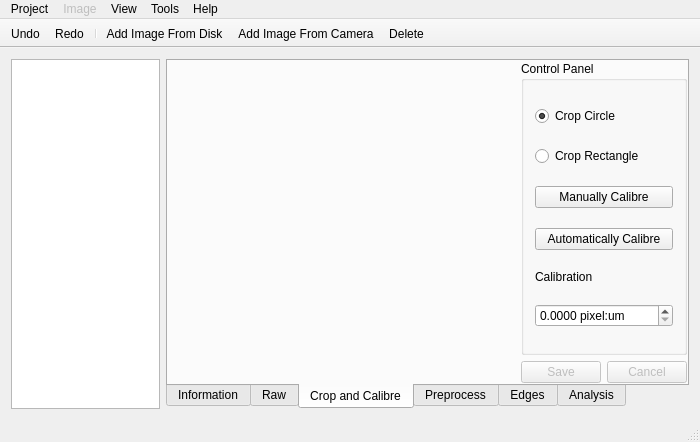
Above: gui/mainwindow.ui from librehat/caiga before the change. Below: the same form after it.
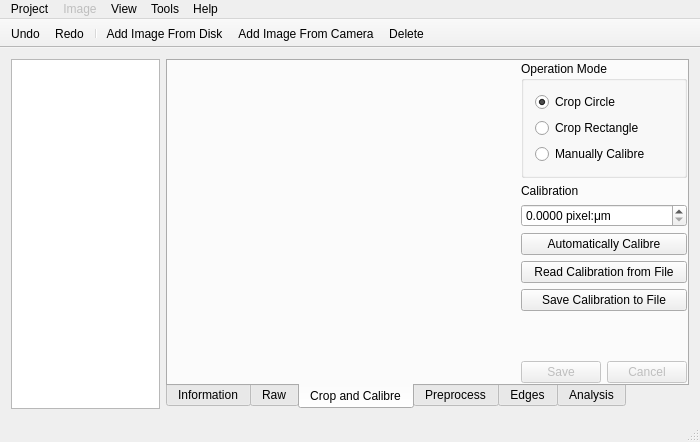
That is the form after the change. Icons and pictures are not drawn. Custom widgets are drawn as their Qt base class.

The edit to the form file:
```diff
--- a/gui/mainwindow.ui
+++ b/gui/mainwindow.ui
@@ -104,7 +104,7 @@
         <property name="margin">
          <number>0</number>
         </property>
-        <item row="1" column="1" alignment="Qt::AlignBottom">
+        <item row="3" column="2" alignment="Qt::AlignBottom">
          <widget class="QDialogButtonBox" name="ccButtonBox">
           <property name="enabled">
            <bool>false</bool>
@@ -120,18 +120,24 @@
           </property>
          </widget>
         </item>
-        <item row="0" column="1">
-         <widget class="QGroupBox" name="ccGroupBox">
+        <item row="0" column="0" rowspan="4">
+         <widget class="QImageDrawer" name="cropLabel" native="true">
           <property name="sizePolicy">
-           <sizepolicy hsizetype="Preferred" vsizetype="Expanding">
-            <horstretch>1</horstretch>
+           <sizepolicy hsizetype="Preferred" vsizetype="Preferred">
+            <horstretch>3</horstretch>
             <verstretch>0</verstretch>
            </sizepolicy>
           </property>
+         </widget>
+        </item>
+        <item row="0" column="2">
+         <layout class="QVBoxLayout" name="ccRightVerticalLayout">
+          <item>
+           <widget class="QGroupBox" name="ccModeGroupBox">
           <property name="title">
-           <string>Control Panel</string>
-          </property>
-          <layout class="QVBoxLayout" name="verticalLayout_5">
+             <string>Operation Mode</string>
+            </property>
+            <layout class="QVBoxLayout" name="verticalLayout_6">
            <item>
             <widget class="QRadioButton" name="cropCircleRadio">
              <property name="text">
@@ -140,6 +146,9 @@
              <property name="checked">
               <bool>true</bool>
              </property>
+               <attribute name="buttonGroup">
+                <string notr="true">buttonGroup</string>
+               </attribute>
             </widget>
            </item>
            <item>
@@ -147,26 +156,22 @@
              <property name="text">
               <string>Crop Rectangle</string>
              </property>
+               <attribute name="buttonGroup">
+                <string notr="true">buttonGroup</string>
+               </attribute>
             </widget>
            </item>
            <item>
-            <widget class="QPushButton" name="calibreButton">
-             <property name="toolTip">
-              <string>Draw a line then input its real size.</string>
-             </property>
+              <widget class="QRadioButton" name="calibreRadio">
              <property name="text">
               <string>Manually Calibre</string>
              </property>
-            </widget>
-           </item>
-           <item>
-            <widget class="QPushButton" name="autoCalibreButton">
-             <property name="toolTip">
-              <string>Extract calibration information inside the image (Experimental).</string>
-             </property>
-             <property name="text">
-              <string>Automatically Calibre</string>
-             </property>
+               <attribute name="buttonGroup">
+                <string notr="true">buttonGroup</string>
+               </attribute>
+              </widget>
+             </item>
+            </layout>
             </widget>
            </item>
            <item>
@@ -188,28 +193,38 @@
               <string>Input calibration if already known.</string>
              </property>
              <property name="suffix">
-              <string> pixel:um</string>
+             <string> pixel:μm</string>
              </property>
              <property name="decimals">
               <number>4</number>
              </property>
              <property name="maximum">
-              <double>999.999900000000025</double>
+             <double>9999.999900000000707</double>
+            </property>
+           </widget>
+          </item>
+          <item>
+           <widget class="QPushButton" name="autoCalibreButton">
+            <property name="text">
+             <string>Automatically Calibre</string>
+            </property>
+           </widget>
+          </item>
+          <item>
+           <widget class="QPushButton" name="readCalibrationButton">
+            <property name="text">
+             <string>Read Calibration from File</string>
+            </property>
+           </widget>
+          </item>
+          <item>
+           <widget class="QPushButton" name="saveCalibrationButton">
+            <property name="text">
+             <string>Save Calibration to File</string>
              </property>
             </widget>
            </item>
           </layout>
-         </widget>
-        </item>
-        <item row="0" column="0" rowspan="2">
-         <widget class="QImageDrawer" name="cropLabel" native="true">
-          <property name="sizePolicy">
-           <sizepolicy hsizetype="Preferred" vsizetype="Preferred">
-            <horstretch>3</horstretch>
-            <verstretch>0</verstretch>
-           </sizepolicy>
-          </property>
-         </widget>
         </item>
        </layout>
       </widget>
```
Left out of the diff: 3 changed lines with no effect on the pictures. Lines whose indentation alone changed are shown as unchanged.
